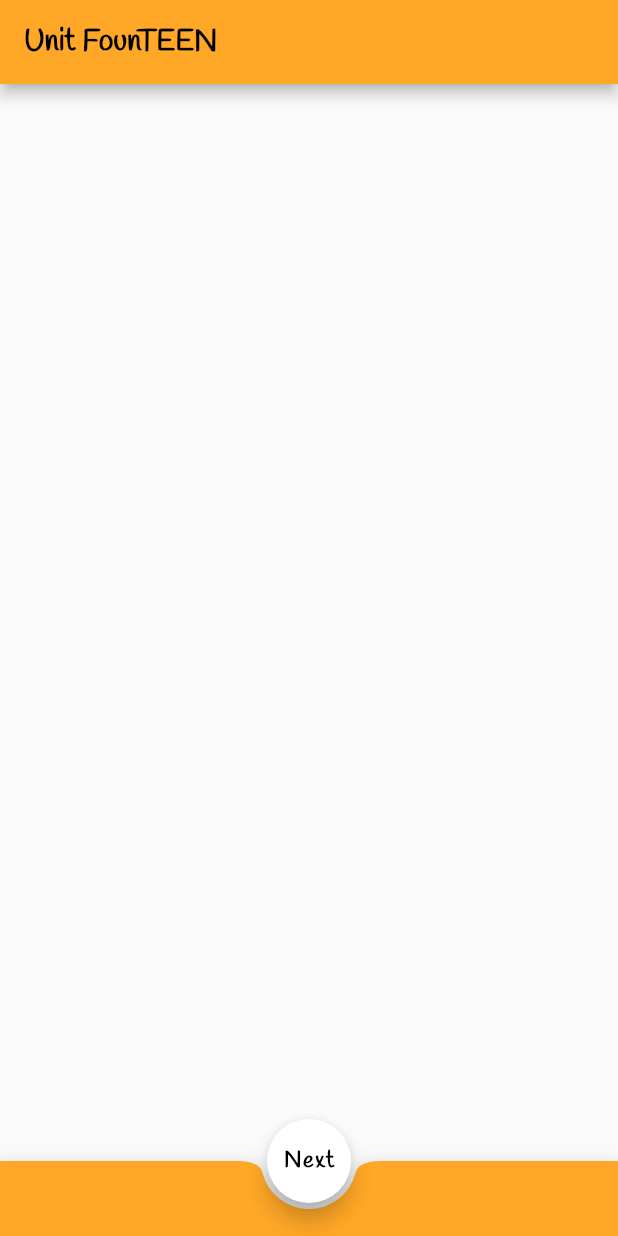
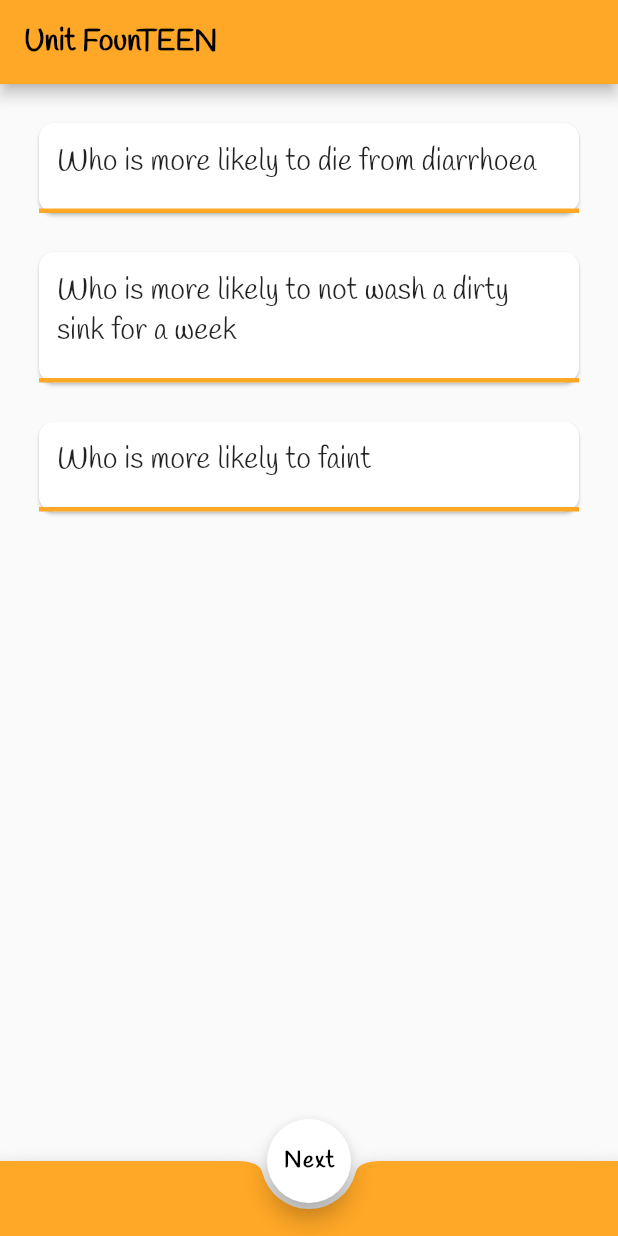
Before and after one commit to SanskritiL/flare, a Flutter app: the screen it shows after launch, on a phone screen of 412 x 824 dp. Run offline on Flutter 3.47's test engine with Material 2 defaults, Android fonts, the phone set to English and light mode, and no system bars.

Commit message:
card added

```diff
--- a/lib/main.dart
+++ b/lib/main.dart
@@ -1,30 +1,102 @@
 import 'package:flutter/material.dart';
+import 'question.dart';
 
-void main() => runApp(MaterialApp(home: MyHome(),));
+void main() => runApp(MaterialApp(home: MyHome()));
 
-class MyHome extends StatelessWidget {
+class MyHome extends StatefulWidget {
+  @override
+  _MyHomeState createState() => _MyHomeState();
+}
+
+class _MyHomeState extends State<MyHome> {
+  List<Question> questions = [
+    Question(
+        text: 'Who is more likely to die from diarrhoea',
+        suspectOne: 1,
+        suspectTwo: 2,
+        correctID: 1),
+    Question(
+        text: 'Who is more likely to not wash a dirty sink for a week',
+        suspectOne: 3,
+        suspectTwo: 4,
+        correctID: 3),
+    Question(
+        text: 'Who is more likely to faint ',
+        suspectOne: 5,
+        suspectTwo: 6,
+        correctID: 4),
+  ];
+
+  Widget QuestionTemplate(question) {
+    return Card(
+      margin: EdgeInsets.fromLTRB(16, 16, 16, 10),
+      shape: RoundedRectangleBorder(
+        borderRadius: BorderRadius.circular(10.0),
+      ),
+      child: Container(
+        decoration: BoxDecoration(
+          border: Border(
+            bottom: BorderSide(width: 3.0, color: Colors.orange[400])
+          )
+        ),
+        child: Padding(
+          padding: const EdgeInsets.all(12.0),
+          child: Column(
+            crossAxisAlignment: CrossAxisAlignment.stretch,
+            children: <Widget>[
+              Text(
+                question.text,
+                style: TextStyle(
+                  fontFamily: 'Handlee',
+                  fontSize: 20.0
+                ),
+              ),
+              SizedBox(height: 6.0,),
+
+            ],
+          ),
+        ),
+      ),
+    );
+  }
+
   @override
   Widget build(BuildContext context) {
     return Scaffold(
       appBar: AppBar(
-          title: Text('Unit FounTEEN', style: TextStyle(fontFamily: 'Handlee', color: Colors.black, fontWeight: FontWeight.bold)),
+        title: Text('Unit FounTEEN',
+            style: TextStyle(
+                fontFamily: 'Handlee',
+                color: Colors.black,
+                fontWeight: FontWeight.bold)),
         backgroundColor: Colors.orange[400],
       ),
       bottomNavigationBar: BottomAppBar(
         shape: const CircularNotchedRectangle(),
         color: Colors.orange[400],
-          child: Container(
-            height: 50
-          ),
+        child: Container(height: 50),
       ),
       floatingActionButton: FloatingActionButton(
         splashColor: Colors.orange[400],
-           onPressed: () => print("hello"),
-           child: Text('Next', style: TextStyle(fontFamily: 'Handlee', color: Colors.black, fontWeight: FontWeight.bold, fontSize: 15),), backgroundColor: Colors.white,
+        onPressed: () {},
+        child: Text(
+          'Next',
+          style: TextStyle(
+              fontFamily: 'Handlee',
+              color: Colors.black,
+              fontWeight: FontWeight.bold,
+              fontSize: 15),
+        ),
+        backgroundColor: Colors.white,
       ),
       floatingActionButtonLocation: FloatingActionButtonLocation.centerDocked,
-
+      body: Padding(
+        padding: EdgeInsets.fromLTRB(10, 10, 10, 0),
+        child: Column(
+            children: questions.map((question) {
+          return QuestionTemplate(question);
+        }).toList()),
+      ),
     );
-
   }
 }
--- /dev/null
+++ b/lib/question.dart
@@ -0,0 +1,10 @@
+class Question{
+
+  String text;
+  int suspectOne;
+  int suspectTwo;
+  int correctID;
+
+ Question({this.text, this.suspectOne, this.suspectTwo, this.correctID});
+
+}
```
Lines whose indentation alone changed are shown as unchanged.
